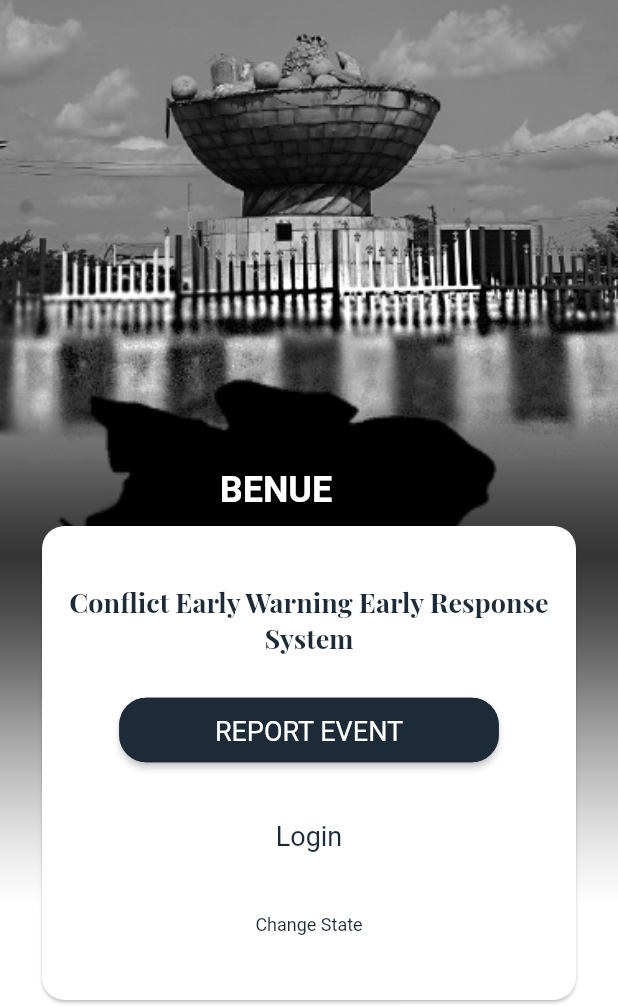
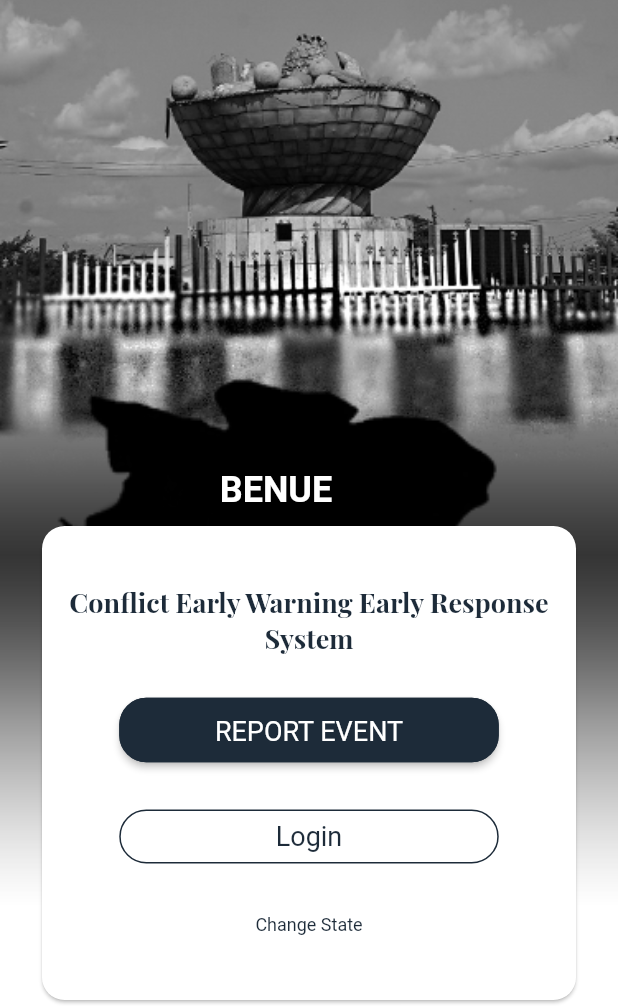
Before and after one commit to dapothedeveloper/cewers, a Flutter app: the screen it shows after launch, after a tap on "BENUE", on a phone screen of 412 x 824 dp, the part 230-1236 px from its top. Run offline on Flutter 3.47's test engine with Material 2 defaults, Android fonts, the phone set to English and light mode, and no system bars; our stand-ins replace audioplayers, cached_network_image, carousel_slider, dio, get_it, google_maps_flutter and 4 more; missing offline and left inert: flutter_audio_recorder, geocoder; project files that could hold a hidden picture were left out.

```diff
--- a/lib/localization/localization_constant.dart
+++ b/lib/localization/localization_constant.dart
@@ -48,7 +48,7 @@ const String FARMERS_CLASH = "farmers_clash";
 
 const LANGUAGECODE = "languageCode";
 String translate(BuildContext context, String key) {
-  return AppLocalization.of(context).getTranslatedValue(key) ?? key;
+  return AppLocalization.of(context)?.getTranslatedValue(key) ?? key;
 }
 
 Future<Locale> setLocale(String languageCode) async {
@@ -65,17 +65,8 @@ Future<Locale> getLocale() async {
   return locale(languageCode);
 }
 
-// Future<String> getState() async {
-//   SharedPreferences _pref = await SharedPreferences.getInstance();
-
-//   String state = _pref.getString("prefferedState");
-//   return state;
-// }
-// ... app-specific localization delegate[s] here
-
 Locale locale(String languageCode) {
   Locale _temp;
-  print(languageCode);
   switch (languageCode) {
     case ENGLISH:
       _temp = Locale(languageCode, "US");
--- a/lib/main.dart
+++ b/lib/main.dart
@@ -37,8 +37,7 @@ void main() {
   _getIt.registerSingleton<GeoLocationController>(GeoLocationController(),
       signalsReady: true);
   _getIt.registerSingleton<API>(API(), signalsReady: true);
-  // String state = await _getIt<StorageController>().getState();
-  // Locale locale = await getLocale();
+
   runApp(App());
 }
 
@@ -190,6 +189,7 @@ class _App extends State<App> {
           SelectCrimeScreen.route: (context) => SelectCrimeScreen(),
           SuccessScreen.route: (context) => SuccessScreen(),
           SosScreen.route: (context) => SosScreen(),
+          WelcomeScreen.route: (context) => WelcomeScreen(),
           "/": (context) {
             return _state == null ? SelectStateScreen() : WelcomeScreen();
           }
@@ -223,14 +223,4 @@ class _App extends State<App> {
   void dispose() {
     super.dispose();
   }
-
-  // Future<void> _initOneSignal() async {
-  //   final credentials = await rootBundle.loadString("assets/keys.json");
-  //   var keys = SingleKeyModel.forOnesignal(json.decode(credentials));
-  //   /**
-  //    *  OSLogLevel.debug must be change to  OSLogLevel.none
-  //    */
-  //   OneSignal.shared.setLogLevel(OSLogLevel.verbose, OSLogLevel.debug);
-  //   PushNotification(keys.key);
-  // }
 }
--- a/lib/notifier/recorder.dart
+++ b/lib/notifier/recorder.dart
@@ -145,12 +145,14 @@ class RecorderNotifier extends ChangeNotifier {
 
   Future<void> playAudio() async {
     debugPrint(filePath);
+    // ignore: unused_local_variable
     int x = await advancedPlayer.play(filePath, isLocal: true);
     isPlayingAudio = true;
     notifyListeners();
   }
 
   Future<void> stopPlayingAudio() async {
+    // ignore: unused_local_variable
     int x = await advancedPlayer.stop();
     isPlayingAudio = false;
     notifyListeners();
--- a/lib/screens/alerts.dart
+++ b/lib/screens/alerts.dart
@@ -3,7 +3,7 @@ import 'dart:io';
 import 'package:cewers/bloc/alert-list.dart';
 import 'package:cewers/controller/storage.dart';
 import 'package:cewers/custom_widgets/alert-card.dart';
-import 'package:cewers/localization/localization_constant.dart';
+import 'package:cewers/custom_widgets/cewer_title.dart';
 // import 'package:cewers/custom_widgets/main-container.dart';
 import 'package:cewers/model/alert.dart';
 import 'package:cewers/model/error.dart';
@@ -53,7 +53,8 @@ class _AlertListScreen extends State<AlertListScreen> {
         debugShowCheckedModeBanner: false,
         home: Scaffold(
           // decoration: null,
-          appBar: bar(context),
+          appBar: AppBar(title: CewerAppBar("  Alerts", "!.")),
+
           body: SafeArea(
             minimum: EdgeInsets.only(left: 24, right: 24, top: 0),
             child: FutureBuilder(
--- a/lib/screens/feedback.dart
+++ b/lib/screens/feedback.dart
@@ -2,6 +2,7 @@
 import 'package:cewers/bloc/feedback.dart';
 import 'package:cewers/controller/storage.dart';
 import 'package:cewers/custom_widgets/button.dart';
+import 'package:cewers/custom_widgets/cewer_title.dart';
 // import 'package:cewers/custom_widgets/cewer_title.dart';
 // import 'package:cewers/custom_widgets/main-container.dart';
 import 'package:cewers/custom_widgets/tab.dart';
@@ -42,7 +43,9 @@ class _FeedbackScreen extends State<FeedbackScreen> {
 
   Widget build(BuildContext context) {
     return Scaffold(
-      appBar: AppBar(title: Text("Feedback")),
+      // decoration: null,
+      appBar: AppBar(title: CewerAppBar("  Feedback", "")),
+
       body: Container(
         padding: EdgeInsets.symmetric(horizontal: 24),
         child: ListView(
--- a/lib/screens/select-crime.dart
+++ b/lib/screens/select-crime.dart
@@ -27,7 +27,7 @@ class _SelectCrimeScreen extends State<SelectCrimeScreen> {
       home: Scaffold(
         // decoration: bgDecoration(),
         appBar: AppBar(
-          title: CewerAppBar("  Type", "Select"),
+          title: CewerAppBar("Select", "Type."),
         ),
         // bottomNavigationBar: BottomTab(),
         body: Container(
--- a/lib/screens/select-state.dart
+++ b/lib/screens/select-state.dart
@@ -2,6 +2,7 @@ import 'package:cewers/controller/location.dart';
 import 'package:cewers/controller/storage.dart';
 import 'package:cewers/custom_widgets/state-card.dart';
 import 'package:cewers/main.dart';
+import 'package:cewers/screens/welcome.dart';
 import 'package:cewers/style.dart';
 
 import 'package:flutter/material.dart';
@@ -61,7 +62,8 @@ class _SelectStateScreen extends State<SelectStateScreen> {
                         action: () async {
                           await _getIt<StorageController>().storeState(state);
                           App.setTheme(context, state);
-                          Navigator.pushNamed(context, "/");
+                          Navigator.pushReplacementNamed(
+                              context, WelcomeScreen.route);
                         }),
                   ),
                 ),
--- a/lib/screens/sos.dart
+++ b/lib/screens/sos.dart
@@ -1,3 +1,4 @@
+import 'package:cewers/custom_widgets/cewer_title.dart';
 import 'package:flutter/material.dart';
 import 'package:url_launcher/url_launcher.dart';
 
@@ -14,6 +15,8 @@ class SosScreen extends StatelessWidget {
       theme: Theme.of(context),
       debugShowCheckedModeBanner: false,
       home: Scaffold(
+        // decoration: null,
+        appBar: AppBar(title: CewerAppBar("  Emergency", "Numbers.")),
         body: Container(
           width: MediaQuery.of(context).size.width,
           padding: EdgeInsets.symmetric(horizontal: 34),
--- a/lib/screens/welcome.dart
+++ b/lib/screens/welcome.dart
@@ -12,11 +12,12 @@ import 'package:get_it/get_it.dart';
 GetIt _getIt = GetIt.instance;
 
 class WelcomeScreen extends StatelessWidget {
-  static const String route = "/welcome";
+  static String route = "/welcome";
   Widget build(BuildContext context) {
+    var primaryColor = Theme.of(context).primaryColor;
     return FutureBuilder(
       future: _getIt<StorageController>().getState(),
-      builder: (context, snapshot) {
+      builder: (_, snapshot) {
         String mapUri = snapshot.data == null
             ? "assets/images/benue-map.png"
             : "assets/images/${snapshot.data.toLowerCase()}-map.png";
@@ -45,7 +46,7 @@ class WelcomeScreen extends StatelessWidget {
                     style: Theme.of(context)
                         .textTheme
                         .subtitle2
-                        .apply(color: Theme.of(context).primaryColor),
+                        .apply(color: primaryColor),
                   ),
                 ),
               )
@@ -64,7 +65,7 @@ class WelcomeScreen extends StatelessWidget {
                       underline: SizedBox(),
                       icon: Icon(
                         Icons.language,
-                        color: Theme.of(context).primaryColor,
+                        color: primaryColor,
                       ),
                       items: _dropDownMenuList,
                       onChanged: (languageCode) {
@@ -130,9 +131,8 @@ class WelcomeScreen extends StatelessWidget {
                                     margin: EdgeInsets.only(top: 39),
                                     child: Text(
                                       translate(context, WELCOME_CARD_TITLE),
-                                      style: coloredHeaderStyle().apply(
-                                          color:
-                                              Theme.of(context).primaryColor),
+                                      style: coloredHeaderStyle()
+                                          .apply(color: primaryColor),
                                       textAlign: TextAlign.center,
                                     )),
                                 Container(
@@ -152,27 +152,22 @@ class WelcomeScreen extends StatelessWidget {
                                   child: SizedBox(
                                     width: 253,
                                     child: OutlineButton(
-                                      onPressed: () async {
+                                      borderSide: BorderSide(
+                                          color: primaryColor, width: 1),
+                                      color: primaryColor,
+                                      shape: RoundedRectangleBorder(
+                                        side: BorderSide(color: primaryColor),
+                                        borderRadius:
+                                            BorderRadius.circular(18.0),
+                                      ),
+                                      onPressed: () {
                                         Navigator.pushNamed(
                                             context, LoginScreen.route);
                                       },
                                       child: Text(
                                         translate(context, LOGIN),
                                         style: ButtonTextStyle.apply(
-                                            color:
-                                                Theme.of(context).primaryColor),
-                                      ),
-                                      color: Theme.of(context).primaryColor,
-                                      focusColor:
-                                          Theme.of(context).primaryColor,
-                                      borderSide: BorderSide.none,
-                                      disabledBorderColor:
-                                          Theme.of(context).primaryColor,
-                                      highlightedBorderColor:
-                                          Theme.of(context).primaryColor,
-                                      shape: RoundedRectangleBorder(
-                                        borderRadius:
-                                            BorderRadius.circular(18.0),
+                                            color: primaryColor),
                                       ),
                                     ),
                                   ),
@@ -186,9 +181,7 @@ class WelcomeScreen extends StatelessWidget {
                                     },
                                     child: Text(
                                       translate(context, CHANGE_STATE),
-                                      style: TextStyle(
-                                          color:
-                                              Theme.of(context).primaryColor),
+                                      style: TextStyle(color: primaryColor),
                                     ),
                                   ),
                                 )
--- a/pubspec.yaml
+++ b/pubspec.yaml
@@ -30,9 +30,9 @@ dependencies:
   cloudinary_client: ^0.0.9
   carousel_slider: ^2.1.0
   cupertino_icons: ^0.1.2
-  audioplayers: ^0.17.2
+  audioplayers: ^0.16.2
   image_picker: ^0.6.6+1
-  url_launcher: ^5.4.11
+  url_launcher: ^5.7.10
   geolocator: ^5.3.1
   observable: ^0.22.2
   geocoder: ^0.2.1
```
Also changed, not shown: lib/custom_widgets/state-card.dart (+5 -4 lines), lib/screens/login.dart (+101 -31 lines), lib/screens/map.dart (+15 -7 lines), lib/screens/sign_up.dart (+28 -18 lines), lib/screens/success.dart (+5 -7 lines), lib/screens/voice-recorder.dart (+8 -3 lines), pubspec.lock, 10 other files.
